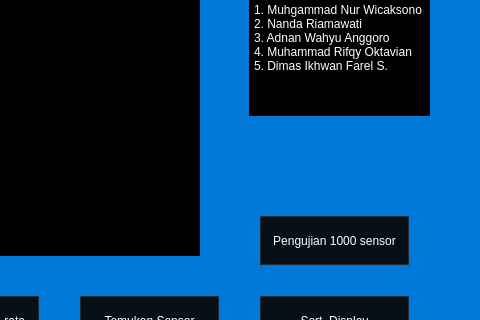
Old version of the form mainwindow.ui in the repository farel-dev68/Project-UAS; both pictures show x 351 to 831 and y 115 to 435 of the 831 by 598 pixel window.
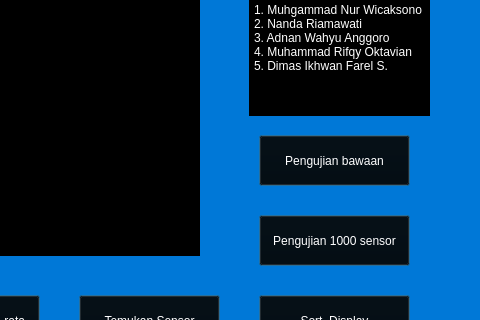
New version of the form.

Diff of the .ui file:
```diff
--- a/mainwindow.ui
+++ b/mainwindow.ui
@@ -449,6 +449,47 @@
 &lt;h2 style=&quot; margin-top:16px; margin-bottom:12px; margin-left:0px; margin-right:0px; -qt-block-indent:0; text-indent:0px;&quot;&gt;&lt;span style=&quot; font-size:x-large; font-weight:700;&quot;&gt;Pemantauan sensor IOT&lt;/span&gt;&lt;/h2&gt;&lt;/body&gt;&lt;/html&gt;</string>
     </property>
    </widget>
+   <widget class="QPushButton" name="btnTestBawa">
+    <property name="geometry">
+     <rect>
+      <x>610</x>
+      <y>250</y>
+      <width>151</width>
+      <height>51</height>
+     </rect>
+    </property>
+    <property name="font">
+     <font>
+      <italic>false</italic>
+     </font>
+    </property>
+    <property name="autoFillBackground">
+     <bool>false</bool>
+    </property>
+    <property name="styleSheet">
+     <string notr="true">color: white;
+background-color: black;
+</string>
+    </property>
+    <property name="text">
+     <string>Pengujian bawaan</string>
+    </property>
+    <property name="iconSize">
+     <size>
+      <width>16</width>
+      <height>16</height>
+     </size>
+    </property>
+    <property name="autoDefault">
+     <bool>false</bool>
+    </property>
+    <property name="default">
+     <bool>true</bool>
+    </property>
+    <property name="flat">
+     <bool>false</bool>
+    </property>
+   </widget>
   </widget>
   <widget class="QMenuBar" name="menubar">
    <property name="geometry">
```
